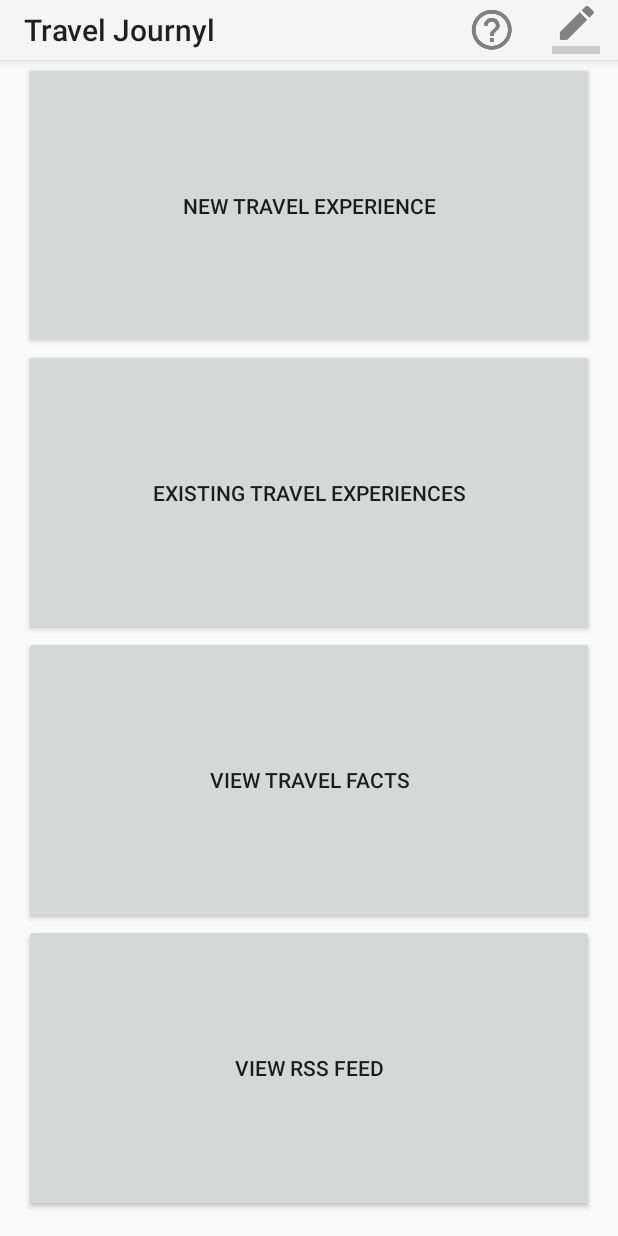
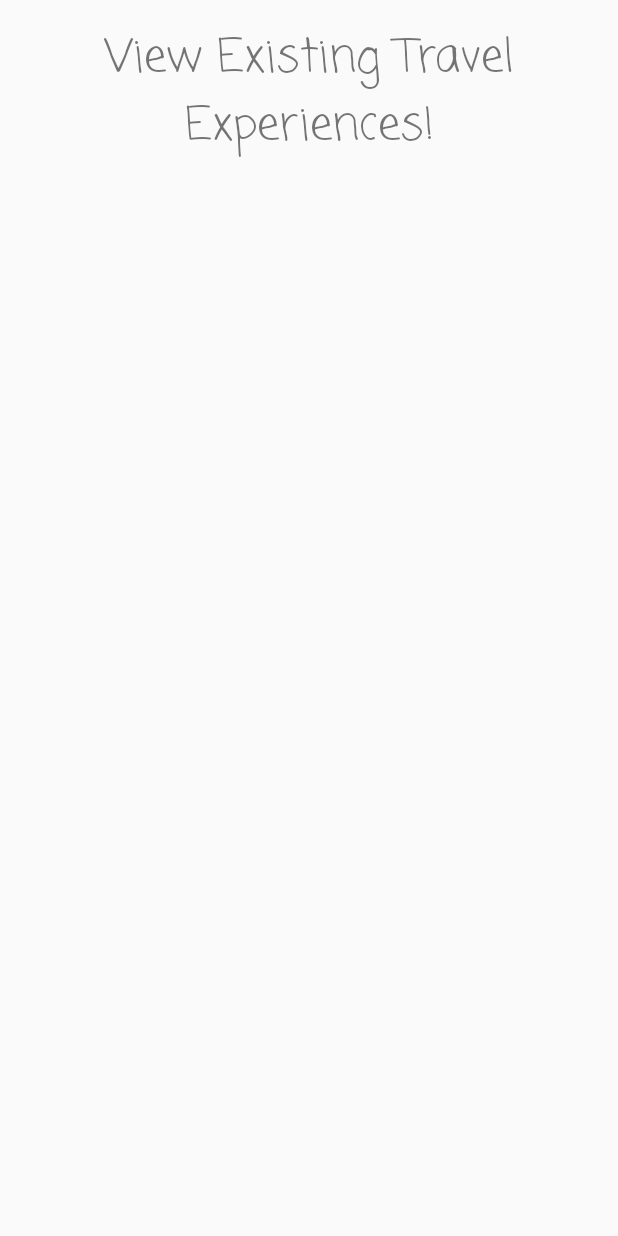
Before and after one commit to drakegens/Travel-Journyl, an Android app: the screen it shows after launch (MainActivity before the commit, ViewTravelExperiencesActivity after it), after a tap on "EXISTING TRAVEL EXPERIENCES", on a phone screen of 412 x 824 dp. Run offline under Robolectric (Android 15) with nearby library versions, the phone set to English and light mode, and no system bars.

Commit message:
Began layout for existing travel experiences, including adding a ListView

```diff
--- a/app/src/main/AndroidManifest.xml
+++ b/app/src/main/AndroidManifest.xml
@@ -24,7 +24,8 @@
         <activity android:name=".NewTravelActivity" />
         <activity android:name=".ViewTravelFactsActivity" />
         <activity android:name=".ViewRSSFeedActivity" />
-        <activity android:name=".DrawingActivity"></activity>
+        <activity android:name=".DrawingActivity" />
+        <activity android:name=".ViewTravelExperiencesActivity"></activity>
     </application>
 
 </manifest>
--- a/app/src/main/java/drakegens/traveljournyl/DrawingView.java
+++ b/app/src/main/java/drakegens/traveljournyl/DrawingView.java
@@ -34,6 +34,7 @@ public class DrawingView extends View {
         canvas.drawLine(150,100,600,800,paint);
         float x = 50;
         float y = 1100;
+        paint.setStrokeWidth(18);
         canvas.drawText("Your enthusiasm for travel severely decreases as you age!",x,y,paint);
 
        // canvas.drawCircle(200, 200, 100, paint);
--- a/app/src/main/java/drakegens/traveljournyl/MainActivity.java
+++ b/app/src/main/java/drakegens/traveljournyl/MainActivity.java
@@ -17,7 +17,7 @@ import android.widget.Button;
  * Main Activity launched when the application is initially opened. Serves as the main menu
  */
 public class MainActivity extends AppCompatActivity {
-    //instance variables
+
     private Button newTravelExperience;
     private Button existingTravelExperience;
     private Button viewTravelFacts;
@@ -50,7 +50,9 @@ public class MainActivity extends AppCompatActivity {
         existingTravelExperience.setOnClickListener(new View.OnClickListener() {
             @Override
             public void onClick(View v) {
-                //launch that activity
+                //launch View Travel experiences activity
+                Intent intent = new Intent(MainActivity.this, ViewTravelExperiencesActivity.class);
+                startActivity(intent);
             }
 
 
--- /dev/null
+++ b/app/src/main/java/drakegens/traveljournyl/ViewTravelExperiencesActivity.java
@@ -0,0 +1,13 @@
+package drakegens.traveljournyl;
+
+import android.support.v7.app.AppCompatActivity;
+import android.os.Bundle;
+
+public class ViewTravelExperiencesActivity extends AppCompatActivity {
+
+    @Override
+    protected void onCreate(Bundle savedInstanceState) {
+        super.onCreate(savedInstanceState);
+        setContentView(R.layout.activity_view_travel_experiences);
+    }
+}
--- a/app/src/main/res/layout/activity_new_travel.xml
+++ b/app/src/main/res/layout/activity_new_travel.xml
@@ -12,7 +12,7 @@
     tools:context="drakegens.traveljournyl.NewTravelActivity">
 
     <TextView
-        android:id="@+id/header"
+        android:id="@+id/headerNewTravel"
         android:layout_width="wrap_content"
         android:layout_height="wrap_content"
         android:layout_marginTop="11dp"
--- /dev/null
+++ b/app/src/main/res/layout/activity_view_travel_experiences.xml
@@ -0,0 +1,29 @@
+<?xml version="1.0" encoding="utf-8"?>
+<LinearLayout xmlns:android="http://schemas.android.com/apk/res/android"
+    xmlns:tools="http://schemas.android.com/tools"
+    android:id="@+id/activity_view_travel_experiences"
+    android:orientation="vertical"
+    android:layout_width="match_parent"
+    android:layout_height="match_parent"
+    android:paddingBottom="@dimen/activity_vertical_margin"
+    android:paddingLeft="@dimen/activity_horizontal_margin"
+    android:paddingRight="@dimen/activity_horizontal_margin"
+    android:paddingTop="@dimen/activity_vertical_margin"
+    tools:context="drakegens.traveljournyl.ViewTravelExperiencesActivity">
+
+    <TextView
+        android:text="@string/headerForExistingTravelExperiences"
+        android:layout_width="match_parent"
+        android:layout_height="wrap_content"
+        android:id="@+id/headerExistingTravelExperiences"
+        android:textAlignment="center"
+        android:fontFamily="casual"
+        android:textSize="30sp" />
+
+    <ListView
+        android:layout_width="match_parent"
+        android:layout_height="match_parent">
+
+    </ListView>
+
+</LinearLayout>
--- a/app/src/main/res/values/strings.xml
+++ b/app/src/main/res/values/strings.xml
@@ -30,4 +30,5 @@
     <string name="alertDialogNewTravelMessage">Please fill in all details!</string>
     <string name="alertDialogSuccessTravelAddedHeader">Success!</string>
     <string name="alertDialogSuccessTravelAddedMessage">Your experience has been successfully added.</string>
+    <string name="headerForExistingTravelExperiences">View Existing Travel Experiences!</string>
 </resources>
```
